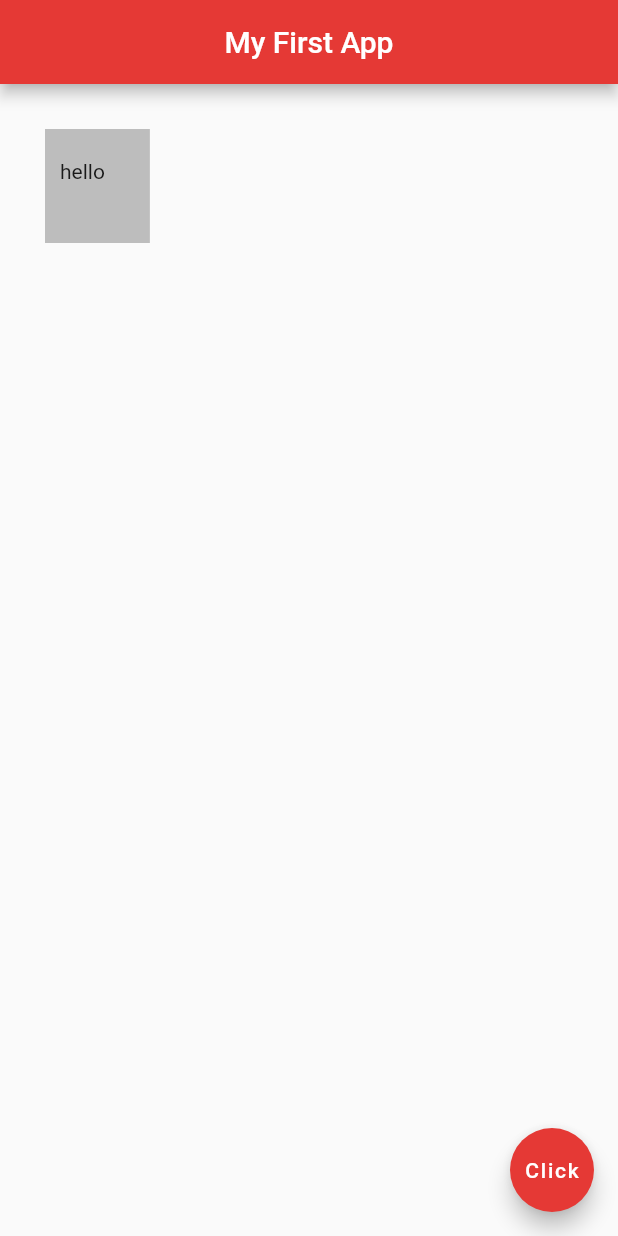
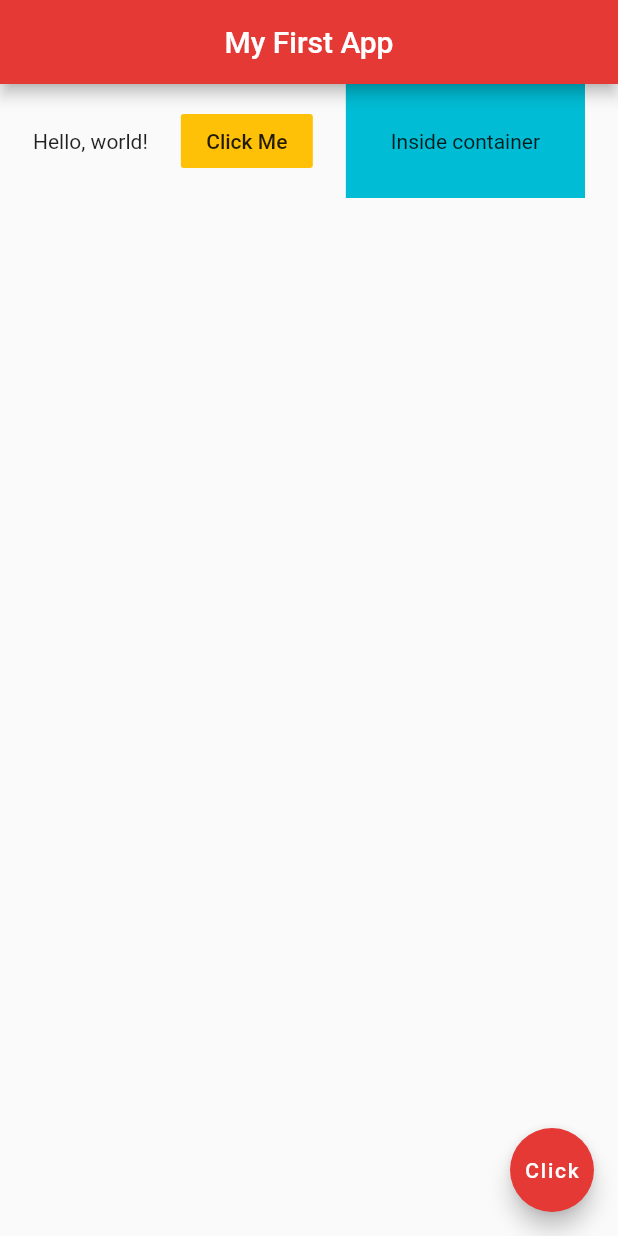
Before and after one commit to jonathanpperry/flutter-training, a Flutter app: the screen it shows after launch, on a phone screen of 412 x 824 dp. Run offline on Flutter 3.47's test engine with Material 2 defaults, Android fonts, the phone set to English and light mode, and no system bars.

Commit message:
Finished part 11 - rows

```diff
--- a/lib/main.dart
+++ b/lib/main.dart
@@ -11,11 +11,23 @@ class Home extends StatelessWidget {
         centerTitle: true,
         backgroundColor: Colors.red[600],
       ),
-      body: Container(
-        padding: EdgeInsets.fromLTRB(10.0, 20.0, 30.0, 40.0),
-        margin: EdgeInsets.all(30.0),
-        color: Colors.grey[400],
-        child: Text("hello"),
+      body: Row(
+        mainAxisAlignment: MainAxisAlignment.spaceEvenly,
+        crossAxisAlignment: CrossAxisAlignment.center,
+        children: [
+          Text("Hello, world!"),
+          FlatButton(
+            onPressed: () {},
+            color: Colors.amber,
+            child: Text("Click Me"),
+          ),
+          Container(
+            color: Colors.cyan,
+            padding: EdgeInsets.all(30),
+            child: Text("Inside container"),
+          ),
+
+        ],
       ),
       floatingActionButton: FloatingActionButton(
         onPressed: () {},
```
